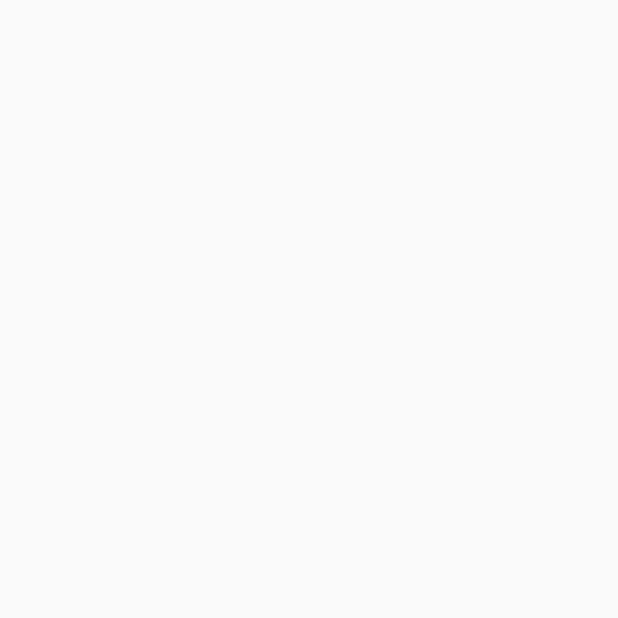
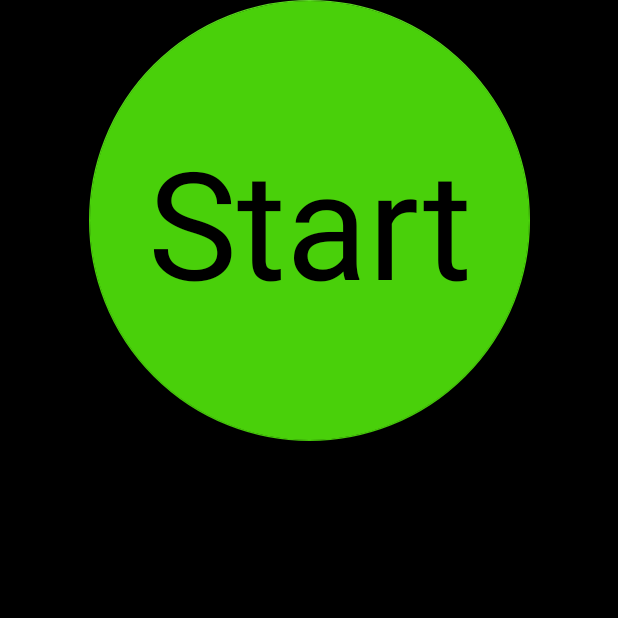
Before and after one commit to MajdKhodr/StillAlert, an Android app: the screen it shows after launch (MainActivity), on a phone screen of 412 x 824 dp, the top half of it. Before the commit the part shown is empty. Run offline under Robolectric (Android 15) with nearby library versions, the phone set to English and light mode, and no system bars.

Commit message:
Creating UI for starting page

```diff
--- a/Android/app/build.gradle
+++ b/Android/app/build.gradle
@@ -25,4 +25,5 @@ dependencies {
     testImplementation 'junit:junit:4.12'
     androidTestImplementation 'com.android.support.test:runner:1.0.2'
     androidTestImplementation 'com.android.support.test.espresso:espresso-core:3.0.2'
+    implementation 'com.android.support:design:28.0.0'
 }
--- a/Android/app/src/main/res/layout/activity_main.xml
+++ b/Android/app/src/main/res/layout/activity_main.xml
@@ -6,4 +6,40 @@
     android:layout_height="match_parent"
     tools:context=".MainActivity">
 
+    <android.support.design.widget.FloatingActionButton
+        android:id="@+id/floatingActionButton_start"
+        android:layout_width="294dp"
+        android:layout_height="322dp"
+        android:layout_marginStart="8dp"
+        android:layout_marginEnd="8dp"
+        android:clickable="true"
+        app:backgroundTint="#49d00a"
+        app:elevation="0dp"
+        app:layout_constraintEnd_toEndOf="parent"
+        app:layout_constraintStart_toStartOf="parent"
+        tools:layout_editor_absoluteY="184dp" />
+
+    <TextView
+        android:id="@+id/button_start"
+        android:layout_width="wrap_content"
+        android:layout_height="wrap_content"
+        android:text="@string/button_start"
+        android:textColor="@android:color/background_dark"
+        android:textSize="100sp"
+        android:visibility="visible"
+        app:layout_constraintBottom_toBottomOf="@+id/floatingActionButton_start"
+        app:layout_constraintEnd_toEndOf="@+id/floatingActionButton_start"
+        app:layout_constraintStart_toStartOf="@+id/floatingActionButton_start"
+        app:layout_constraintTop_toTopOf="@+id/floatingActionButton_start" />
+
+    <TextView
+        android:id="@+id/textview_time"
+        android:layout_width="wrap_content"
+        android:layout_height="wrap_content"
+        android:layout_marginBottom="8dp"
+        android:hint="30 Seconds"
+        android:text="@string/textview_time"
+        android:textAlignment="center"
+        app:layout_constraintBottom_toTopOf="@+id/floatingActionButton_start"
+        tools:layout_editor_absoluteX="177dp" />
 </android.support.constraint.ConstraintLayout>
--- a/Android/app/src/main/res/values/colors.xml
+++ b/Android/app/src/main/res/values/colors.xml
@@ -1,6 +1,8 @@
 <?xml version="1.0" encoding="utf-8"?>
 <resources>
     <color name="colorPrimary">#3F51B5</color>
-    <color name="colorPrimaryDark">#303F9F</color>
+    <color name="colorPrimaryDark">#303f9f</color>
     <color name="colorAccent">#FF4081</color>
+    <color name="background_material_dark">#000000</color>
+    <color name="light">#FFFFFFFF</color>
 </resources>
--- a/Android/app/src/main/res/values/strings.xml
+++ b/Android/app/src/main/res/values/strings.xml
@@ -1,3 +1,5 @@
 <resources>
     <string name="app_name">Still Alert</string>
+    <string name="button_start">Start</string>
+    <string name="textview_time">Time</string>
 </resources>
--- a/Android/app/src/main/res/values/styles.xml
+++ b/Android/app/src/main/res/values/styles.xml
@@ -6,7 +6,13 @@
         <item name="colorPrimary">@color/colorPrimary</item>
         <item name="colorPrimaryDark">@color/colorPrimaryDark</item>
         <item name="colorAccent">@color/colorAccent</item>
+        <item name="android:colorBackground">@android:color/background_dark</item>
+        <item name="android:textColorPrimary">@android:color/background_light</item>
+        <item name="android:textColor">#FFF</item>
+        <item name="colorButtonNormal">@color/colorPrimary</item>
     </style>
+
+
 
     <style name="SplashTheme" parent="Theme.AppCompat.NoActionBar">
         <item name="android:windowBackground">@drawable/background_splash</item>
--- a/Android/build.gradle
+++ b/Android/build.gradle
@@ -7,7 +7,7 @@ buildscript {
         jcenter()
     }
     dependencies {
-        classpath 'com.android.tools.build:gradle:3.2.0'
+        classpath 'com.android.tools.build:gradle:3.2.1'
 
 
         // NOTE: Do not place your application dependencies here; they belong
```
